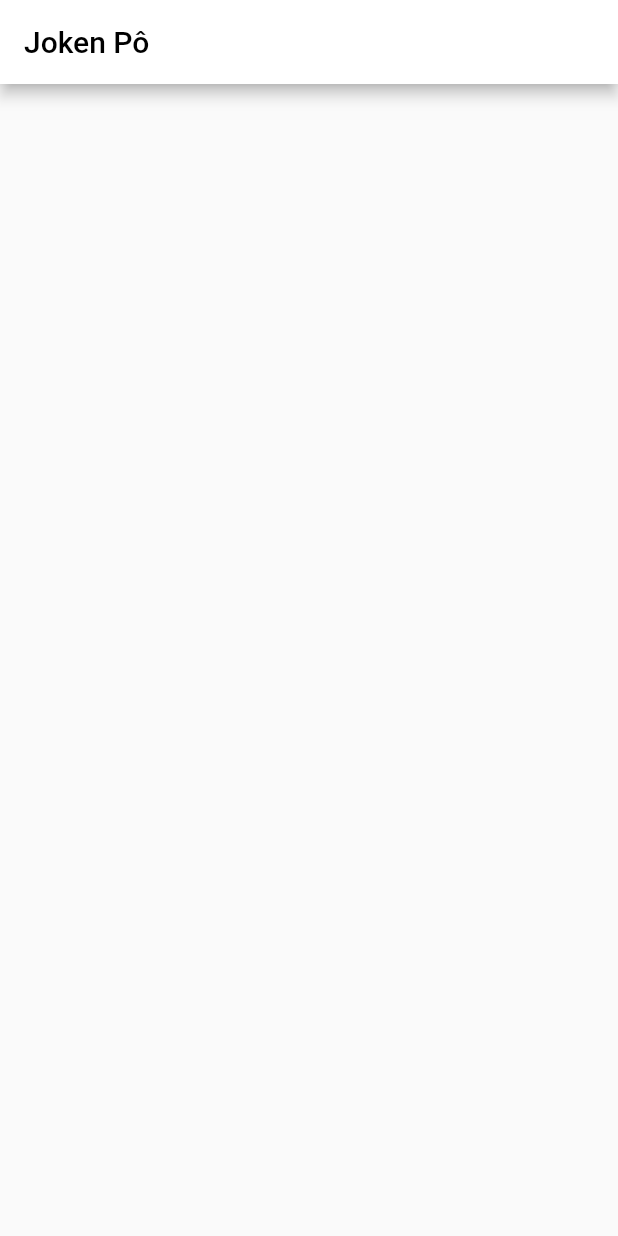
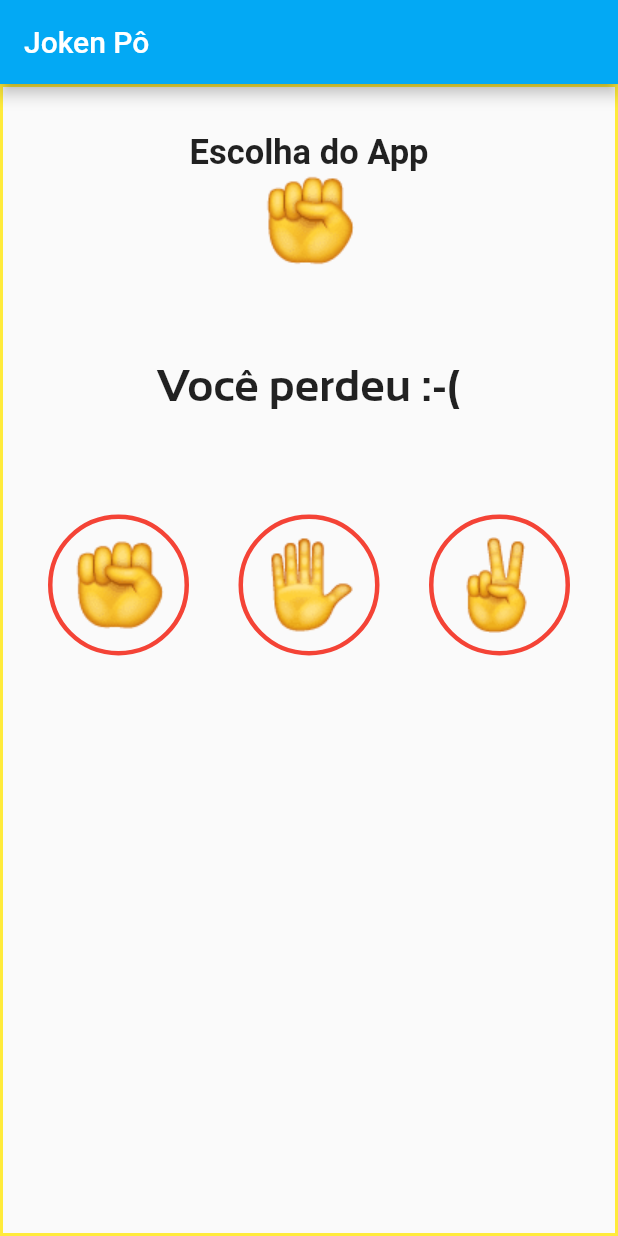
Before and after one commit to tiagoncardoso/jokenpo, a Flutter app: the screen it shows after launch, on a phone screen of 412 x 824 dp. Run offline on Flutter 3.47's test engine with Material 2 defaults, Android fonts, the phone set to English and light mode, and no system bars.

Commit message:
Criando layout

```diff
--- a/lib/Jogo.dart
+++ b/lib/Jogo.dart
@@ -13,16 +13,92 @@ class _JogoState extends State<Jogo> {
         title: Text(
           "Joken Pô",
           style: TextStyle(
-            color: Colors.black
+            color: Colors.white
           ),
         ),
-        backgroundColor: Colors.white,
+        backgroundColor: Colors.lightBlue,
       ),
-      body: Column(
-        children: <Widget>[
-
-        ],
-      ),
+      body: Container(
+        decoration: BoxDecoration(
+          border: Border.all(
+            color: Colors.yellow,
+            width: 2
+          )
+        ),
+        width: double.infinity,
+        padding: EdgeInsets.all(30),
+        child: Column(
+          mainAxisAlignment: MainAxisAlignment.start,
+          crossAxisAlignment: CrossAxisAlignment.center,
+          mainAxisSize: MainAxisSize.max,
+          children: <Widget>[
+             Text(
+                  'Escolha do App',
+                  style: TextStyle(
+                      fontSize: 23,
+                      fontWeight: FontWeight.bold
+                  ),
+               textAlign: TextAlign.center,
+              ),
+             Image.asset(
+                 'images/pedra.png'
+             ),
+             Padding(
+               padding: EdgeInsets.all(60),
+               child: Text(
+                 'Você perdeu :-(',
+                 style: TextStyle(
+                   fontSize: 30,
+                   fontFamily: 'Sansation',
+                   fontWeight: FontWeight.w700
+                 ),
+                 textAlign: TextAlign.center,
+               ),
+             ),
+             Padding(
+               padding: EdgeInsets.only(top: 10),
+               child: Row(
+                 mainAxisAlignment: MainAxisAlignment.spaceBetween,
+                 children: <Widget>[
+                   OutlineButton(
+                       onPressed: null,
+                       borderSide: BorderSide(
+                         color: Colors.red,
+                         style: BorderStyle.solid,
+                         width: 3
+                       ),
+                       shape: CircleBorder(),
+                       padding: EdgeInsets.all(15),
+                       child: Image.asset('images/pedra.png')
+                   ),
+                   OutlineButton(
+                       onPressed: null,
+                       borderSide: BorderSide(
+                         style: BorderStyle.solid,
+                           width: 3,
+                           color: Colors.red
+                       ),
+                       shape: CircleBorder(),
+                       padding: EdgeInsets.all(15),
+                       child: Image.asset('images/papel.png')
+                   ),
+                   OutlineButton(
+                       onPressed: null,
+                       borderSide: BorderSide(
+                         color: Colors.red,
+                         style: BorderStyle.solid,
+                         width: 3
+                       ),
+                       shape: CircleBorder(),
+                       padding: EdgeInsets.all(15),
+                       child: Image.asset('images/tesoura.png')
+                   ),
+                 ],
+               ),
+             )
+          ],
+        ),
+      )
     );
   }
 }
```
Also changed, not shown: pubspec.yaml (+10 -0 lines), fonts/Sansation-Bold.ttf (added), fonts/Sansation-Regular.ttf (added), images/papel.png (added), images/pedra.png (added), images/tesoura.png (added).
